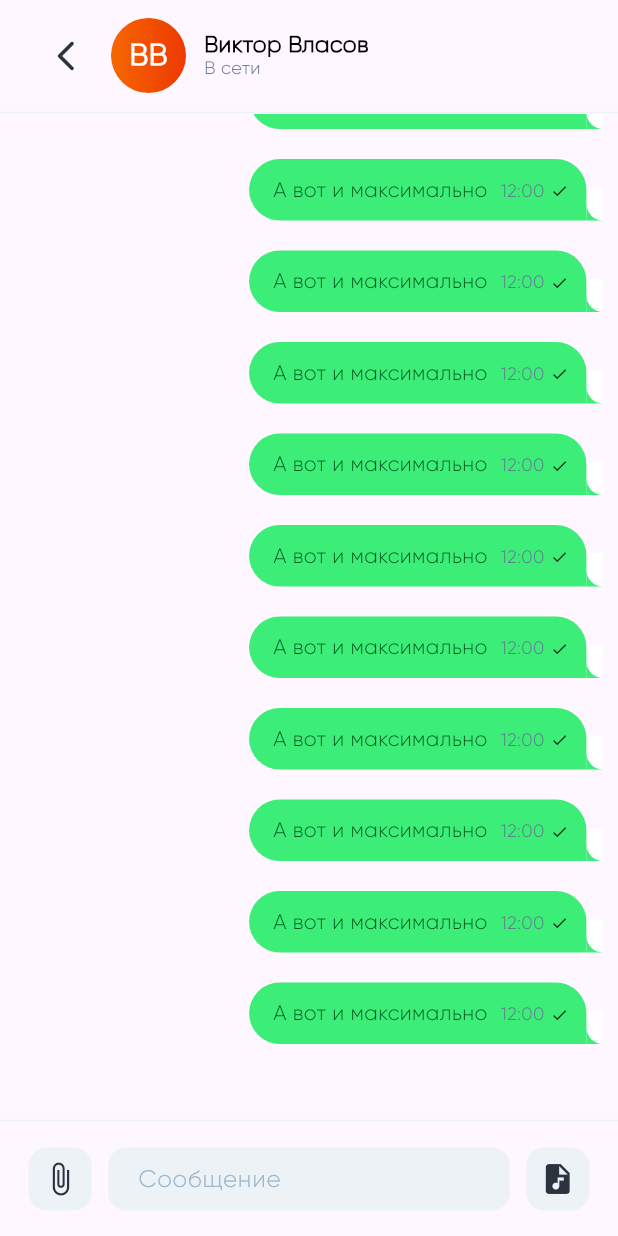
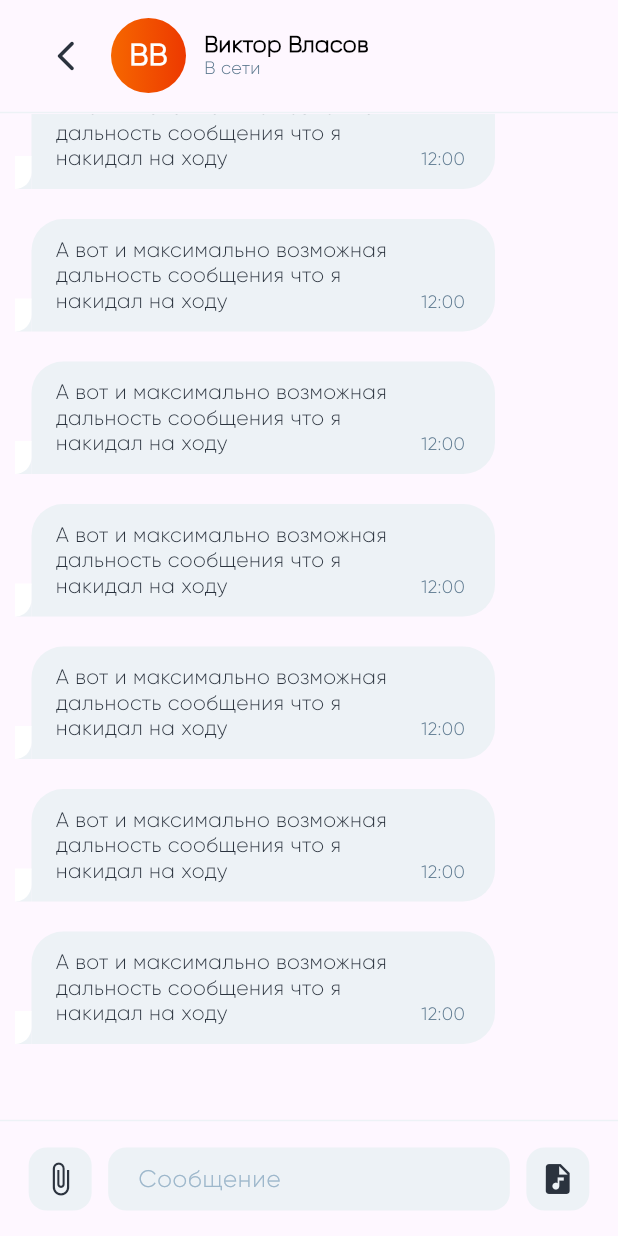
Before and after one commit to hoopa34/mozz_test_messager, a Flutter app: the screen it shows after launch, on a phone screen of 412 x 824 dp. Run offline on Flutter 3.47's test engine with Material 3 defaults, Android fonts, the phone set to English and light mode, and no system bars.

Commit message:
Fixing date

```diff
--- a/lib/ui/pages/page_chat/page_chat_content.dart
+++ b/lib/ui/pages/page_chat/page_chat_content.dart
@@ -29,7 +29,7 @@ class PageChatContetnMessages extends StatelessWidget {
             return const SizedBox(height: 30);
           }
           return const MessageWidget(
-            isUser: true,
+            isUser: false,
           );
         },
         separatorBuilder: (context, index) => const SizedBox(height: 20),
--- a/lib/ui/widgets/message_widget/message_widget.dart
+++ b/lib/ui/widgets/message_widget/message_widget.dart
@@ -33,15 +33,45 @@ class MessageWidget extends StatelessWidget {
                 bottomEnd: isUser ? Radius.zero : const Radius.circular(21),
               ),
             ),
-            child: Padding(
+            child: Stack(
+              alignment: Alignment.bottomRight,
+              children: [
+                // Сообщение пользователя
+                Padding(
                   padding: const EdgeInsets.only(right: 50),
                   child: Text(
-                // 'А вот и максимально возможная дальность сообщения что я накидал на ходу',
-                'А вот и максимально',
+                    'А вот и максимально возможная дальность сообщения что я накидал на ходу',
+                    // 'А вот и максимально',
                     style: isUser
                         ? AppTestStyles.userMessage
                         : AppTestStyles.contactMessage,
                   ),
+                ),
+                // Таймер на сообщении
+                SizedBox(
+                  child: Row(
+                    mainAxisSize: MainAxisSize.min,
+                    children: [
+                      Text(
+                        '12:00',
+                        style: AppTestStyles.profileMessage,
+                      ),
+                      const SizedBox(width: 4),
+                      isUser
+                          ? isWatched
+                              ? const Icon(
+                                  Icons.done_all,
+                                  size: 12,
+                                )
+                              : const Icon(
+                                  Icons.done,
+                                  size: 12,
+                                )
+                          : const SizedBox(),
+                    ],
+                  ),
+                ),
+              ],
             ),
           ),
         ),
@@ -68,31 +98,6 @@ class MessageWidget extends StatelessWidget {
             ),
           ),
         ),
-        // Время и галочки
-        SizedBox(
-          child: Padding(
-            padding: const EdgeInsets.symmetric(vertical: 12, horizontal: 12 + 11),
-            child: Row(
-              mainAxisSize: MainAxisSize.min,
-              children: [
-                Text(
-                  '12:00',
-                  style: AppTestStyles.profileMessage,
-                ),
-                const SizedBox(width: 4),
-                isWatched
-                    ? const Icon(
-                        Icons.done_all,
-                        size: 12,
-                      )
-                    : const Icon(
-                        Icons.done,
-                        size: 12,
-                      ),
-              ],
-            ),
-          ),
-        )
       ],
     );
   }
```
Lines whose indentation alone changed are shown as unchanged.
